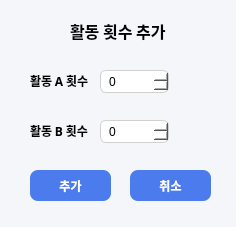
Qt form src/ui/usage_dialog.ui (Hyunseung-Nam/Client_Point_Manager) before a commit.
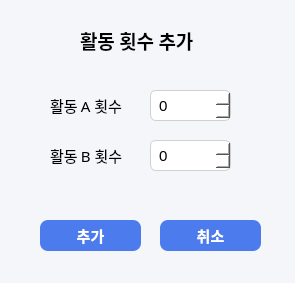
The same form after that commit.

```diff
--- a/src/ui/usage_dialog.ui
+++ b/src/ui/usage_dialog.ui
@@ -6,8 +6,8 @@
    <rect>
     <x>0</x>
     <y>0</y>
-    <width>236</width>
-    <height>227</height>
+    <width>295</width>
+    <height>283</height>
    </rect>
   </property>
   <property name="windowTitle">
@@ -34,16 +34,16 @@
   <widget class="QLabel" name="label_6">
    <property name="geometry">
     <rect>
-     <x>70</x>
-     <y>20</y>
-     <width>161</width>
+     <x>80</x>
+     <y>30</y>
+     <width>171</width>
      <height>21</height>
     </rect>
    </property>
    <property name="font">
     <font>
      <family>Noto Sans KR</family>
-     <pointsize>12</pointsize>
+     <pointsize>14</pointsize>
      <bold>true</bold>
     </font>
    </property>
@@ -54,12 +54,17 @@
   <widget class="QSpinBox" name="spinLaundry">
    <property name="geometry">
     <rect>
-     <x>100</x>
-     <y>70</y>
-     <width>69</width>
-     <height>23</height>
+     <x>150</x>
+     <y>90</y>
+     <width>81</width>
+     <height>31</height>
     </rect>
    </property>
+   <property name="font">
+    <font>
+     <pointsize>11</pointsize>
+    </font>
+   </property>
    <property name="styleSheet">
     <string notr="true">QSpinBox {
     background-color: white;
@@ -91,12 +96,17 @@
   <widget class="QSpinBox" name="spinDry">
    <property name="geometry">
     <rect>
-     <x>100</x>
-     <y>120</y>
-     <width>69</width>
-     <height>23</height>
+     <x>150</x>
+     <y>140</y>
+     <width>81</width>
+     <height>31</height>
     </rect>
    </property>
+   <property name="font">
+    <font>
+     <pointsize>11</pointsize>
+    </font>
+   </property>
    <property name="styleSheet">
     <string notr="true">QSpinBox {
     background-color: white;
@@ -128,16 +138,17 @@
   <widget class="QLabel" name="label_4">
    <property name="geometry">
     <rect>
-     <x>30</x>
-     <y>60</y>
-     <width>71</width>
-     <height>41</height>
+     <x>50</x>
+     <y>80</y>
+     <width>81</width>
+     <height>51</height>
     </rect>
    </property>
    <property name="font">
     <font>
      <family>Noto Sans KR</family>
-     <bold>true</bold>
+     <pointsize>11</pointsize>
+     <bold>false</bold>
     </font>
    </property>
    <property name="text">
@@ -147,16 +158,17 @@
   <widget class="QLabel" name="label_3">
    <property name="geometry">
     <rect>
-     <x>30</x>
-     <y>110</y>
-     <width>71</width>
-     <height>41</height>
+     <x>50</x>
+     <y>130</y>
+     <width>81</width>
+     <height>51</height>
     </rect>
    </property>
    <property name="font">
     <font>
      <family>Noto Sans KR</family>
-     <bold>true</bold>
+     <pointsize>11</pointsize>
+     <bold>false</bold>
     </font>
    </property>
    <property name="text">
@@ -166,15 +178,16 @@
   <widget class="QPushButton" name="btnSubmit">
    <property name="geometry">
     <rect>
-     <x>30</x>
-     <y>170</y>
-     <width>81</width>
+     <x>40</x>
+     <y>220</y>
+     <width>101</width>
      <height>31</height>
     </rect>
    </property>
    <property name="font">
     <font>
      <family>Noto Sans KR</family>
+     <pointsize>11</pointsize>
      <bold>true</bold>
     </font>
    </property>
@@ -203,15 +216,16 @@
   <widget class="QPushButton" name="btnCancel">
    <property name="geometry">
     <rect>
-     <x>130</x>
-     <y>170</y>
-     <width>81</width>
+     <x>160</x>
+     <y>220</y>
+     <width>101</width>
      <height>31</height>
     </rect>
    </property>
    <property name="font">
     <font>
      <family>Noto Sans KR</family>
+     <pointsize>11</pointsize>
      <bold>true</bold>
     </font>
    </property>
```
